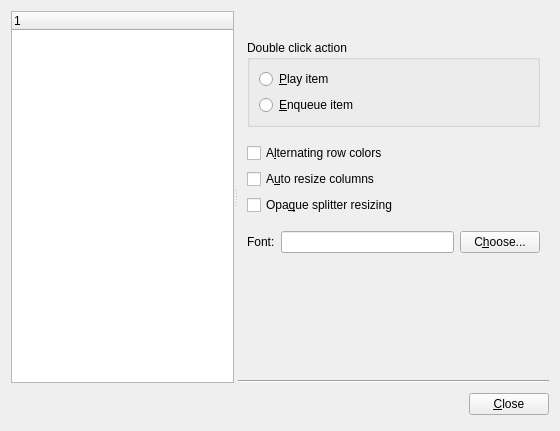
First picture: the form in ui/preferencesdialog.ui, repository Voker57/qmpdclient, before the edit.
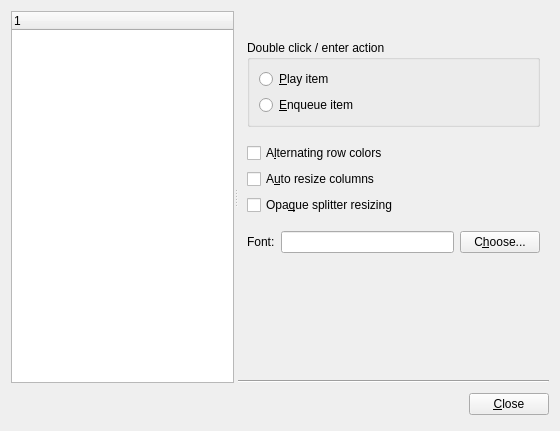
Second picture: the form after the edit. The open tabs and pages were chosen to show the change.

Commit message:
Re-enable Enter action in library
Patch by Ilja Lopatkin
Removed config option, joined with double click [Voker57]

Patch:
```diff
--- a/ui/preferencesdialog.ui
+++ b/ui/preferencesdialog.ui
@@ -438,9 +438,9 @@
             <number>9</number>
            </property>
            <item>
-            <widget class="QGroupBox" name="groupBox" >
-             <property name="title" >
-              <string>Double click action</string>
+            <widget class="QGroupBox" name="groupBox">
+             <property name="title">
+              <string>Double click / enter action</string>
              </property>
              <layout class="QVBoxLayout" >
               <property name="spacing" >
```
Left out of the diff: 1087 changed lines with no effect on the pictures. The commit also changes 2 other files.
